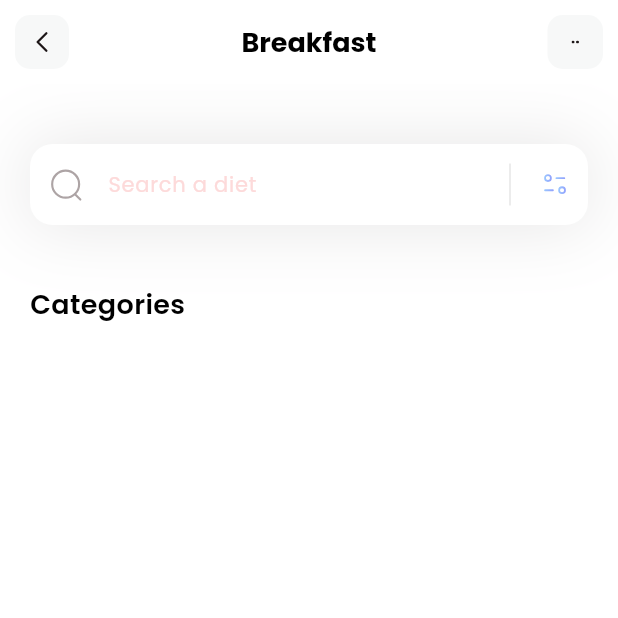
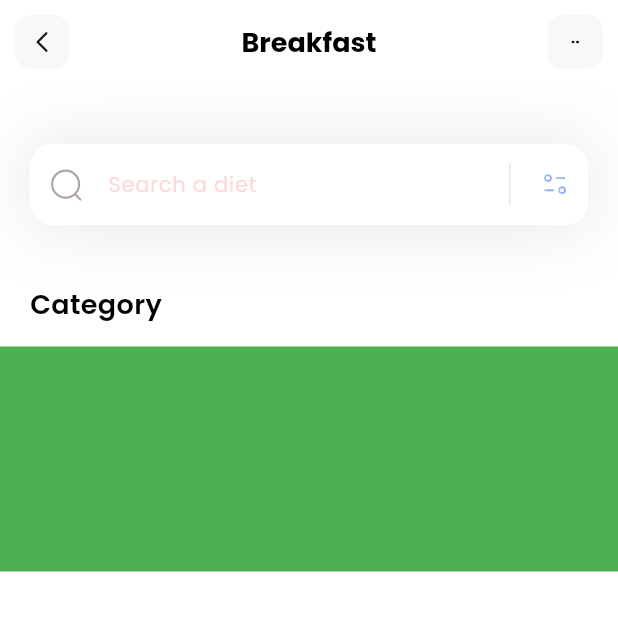
Before and after one commit to abungubrighton/dietApp, a Flutter app: the screen it shows after launch, on a phone screen of 412 x 824 dp, the top half of it. Run offline on Flutter 3.47's test engine with Material 3 defaults, Android fonts, the phone set to English and light mode, and no system bars; our stand-ins replace flutter_svg.

Commit message:
chore:category section data model

```diff
--- a/lib/main.dart
+++ b/lib/main.dart
@@ -12,7 +12,7 @@ class MyApp extends StatelessWidget {
   @override
   Widget build(BuildContext context) {
     return MaterialApp(
-      home: const HomePage(),
+      home: HomePage(),
       theme: ThemeData(fontFamily: 'Poppins'),
       debugShowCheckedModeBanner: false,
     );
--- /dev/null
+++ b/lib/models/category_model.dart
@@ -0,0 +1,47 @@
+import 'package:flutter/material.dart';
+
+class CategoryModel {
+  // These are the object properties
+  String name;
+  String iconPath;
+  Color boxColor;
+
+  CategoryModel(
+      {required this.name, required this.iconPath, required this.boxColor});
+
+  /**
+   * Method that returns a list of category Objects
+   * Defined as a STATIC METHOD so it can be accessed without instantiation of CategoryModel class
+   *
+   */
+
+  static List<CategoryModel> getCategories() {
+    List<CategoryModel> categories = [];
+
+    categories.add(
+      CategoryModel(
+          name: "Salad",
+          iconPath: 'assets/icons/plate.svg',
+          boxColor: const  Color(0xFF92A3FD)),
+    );
+    categories.add(
+      CategoryModel(
+          name: "Cake",
+          iconPath: 'assets/icons/pancakes.svg',
+          boxColor: const Color(0xFFC5BBF2)),
+    );
+    categories.add(
+      CategoryModel(
+          name: "Pie",
+          iconPath: 'assets/icons/pie.svg',
+          boxColor: const Color(0xFF92A3FD)),
+    );
+    categories.add(
+      CategoryModel(
+          name: "Smoothies",
+          iconPath: 'assets/icons/orange-snacks.svg',
+          boxColor: const Color(0xFF92A3FD)),
+    );
+    return categories;
+  }
+}
--- a/lib/pages/home.dart
+++ b/lib/pages/home.dart
@@ -1,11 +1,32 @@
+import 'package:diet_app/models/category_model.dart';
 import 'package:flutter/material.dart';
 import 'package:flutter_svg/svg.dart';
 
-class HomePage extends StatelessWidget {
-  const HomePage({super.key});
+class HomePage extends StatefulWidget {
+  HomePage({super.key});
+
+  @override
+  State<HomePage> createState() => _HomePageState();
+}
+
+class _HomePageState extends State<HomePage> {
+  List<CategoryModel> categories = [];
+
+  // Function that makes available the categories
+  void _getCategories() {
+    categories = CategoryModel.getCategories();
+  }
+
+  @override
+  void initState() {
+    super.initState();
+    _getCategories();
+  }
 
   @override
   Widget build(BuildContext context) {
+    // so that the list of categories is filled first before the scaffold widgets are rendered
+    _getCategories();
     return Scaffold(
       appBar: appBar(),
       backgroundColor: Colors.white,
@@ -14,19 +35,27 @@ class HomePage extends StatelessWidget {
         const SizedBox(
           height: 40,
         ),
-        const Column(
+        Column(
+          crossAxisAlignment: CrossAxisAlignment.start,
           children: [
-            Padding(
+            const Padding(
               padding: EdgeInsets.only(left: 20),
               child: Text(
-                "Categories",
+                "Category",
                 style: TextStyle(
                   color: Colors.black,
                   fontSize: 18,
                   fontWeight: FontWeight.w600,
                 ),
               ),
-            )
+            ),
+            const SizedBox(
+              height: 15,
+            ),
+            Container(
+              height: 150,
+              color: Colors.green,
+            ),
           ],
         )
       ]),
```
